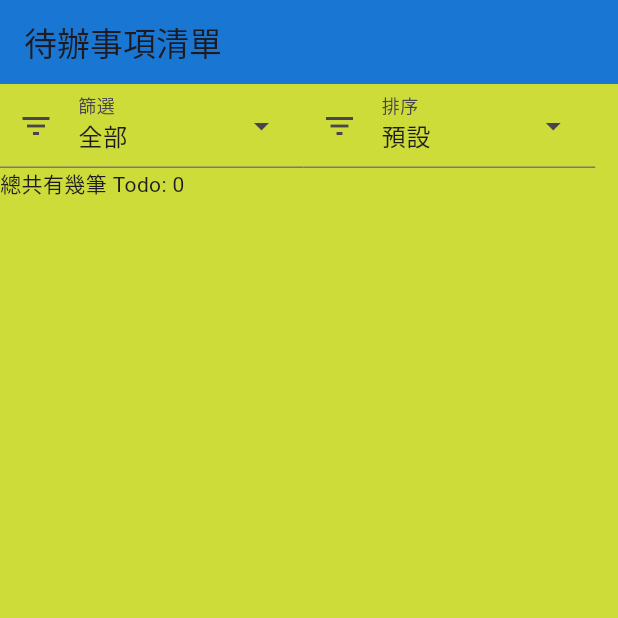
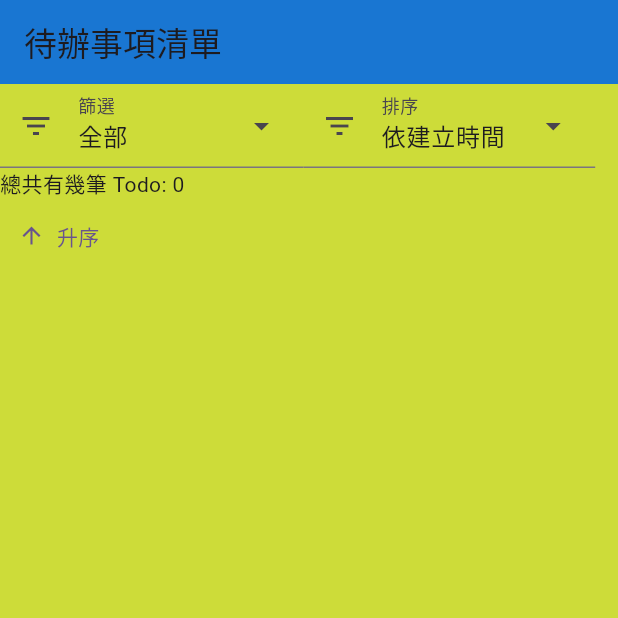
Before and after one commit to Sayoko123f/lab_flutter, a Flutter app: the screen it shows after launch, on a phone screen of 412 x 824 dp, the top half of it. Run offline on Flutter 3.47's test engine with Material 3 defaults, Android fonts, the phone set to English and light mode, and no system bars; our stand-ins replace go_router; network calls fail.

```diff
--- a/lib/ui/todo/todo.screen.dart
+++ b/lib/ui/todo/todo.screen.dart
@@ -32,11 +32,11 @@ class TodoScreen extends StatelessWidget {
                     label: const Text('篩選'),
                     dropdownMenuEntries: todoFilterDropdownMenuEntries(),
                     onSelected: (value) {
-                      todoStore.filterState = '';
+                      todoStore.filterState = value;
                     },
                   ),
                   DropdownMenu(
-                    initialSelection: TodoSortValue.none,
+                    initialSelection: TodoSortValue.createdAt,
                     inputDecorationTheme: const InputDecorationTheme(
                         disabledBorder: InputBorder.none),
                     leadingIcon: const Icon(Icons.filter_list),
@@ -50,9 +50,10 @@ class TodoScreen extends StatelessWidget {
                     onSelected: (value) {
                       todoStore.todoSortValue = value ?? TodoSortValue.none;
                     },
-                  )
+                  ),
                 ]),
                 const TodoTotalText(),
+                const ToggleSortByButton(),
                 const Expanded(child: TodoList())
               ],
             ),
@@ -135,3 +136,25 @@ class _TodoListState extends State<TodoList> {
                 TodoItem(item: store.todoShouldShow[index]),
           ));
 }
+
+class ToggleSortByButton extends StatefulWidget {
+  const ToggleSortByButton({super.key});
+
+  @override
+  State<ToggleSortByButton> createState() => _ToggleSortByButtonState();
+}
+
+class _ToggleSortByButtonState extends State<ToggleSortByButton> {
+  @override
+  Widget build(BuildContext context) => Consumer<TodoStore>(
+      builder: (context, store, child) => TextButton.icon(
+            label: Text(store.sortBy == SortBy.asc ? '升序' : '降序'),
+            icon: Icon(store.sortBy == SortBy.asc
+                ? Icons.arrow_upward
+                : Icons.arrow_downward),
+            onPressed: () {
+              store.sortBy =
+                  store.sortBy == SortBy.asc ? SortBy.desc : SortBy.asc;
+            },
+          ));
+}
--- a/lib/ui/todo/todo.store.dart
+++ b/lib/ui/todo/todo.store.dart
@@ -64,12 +64,11 @@ class TodoStore extends ChangeNotifier {
     var list = _todos
         .where((e) => filterState == null ? true : e.state == filterState)
         .toList();
-    if (todoSortValue == TodoSortValue.none) {
-      return UnmodifiableListView(list);
-    }
+
     list.sort((aa, bb) {
       var a = sortBy == SortBy.asc ? aa : bb;
       var b = sortBy == SortBy.asc ? bb : aa;
+
       return switch (todoSortValue) {
         TodoSortValue.createdAt => a.createdAt.compareTo(b.createdAt),
         TodoSortValue.updatedAt => a.updatedAt.compareTo(b.updatedAt),
@@ -96,9 +95,9 @@ final Map<String, TodoState> todoStateMap = {
 enum TodoSortValue { none, createdAt, updatedAt }
 
 final todoSortValueZh = {
-  TodoSortValue.none: '預設',
   TodoSortValue.createdAt: '依建立時間',
-  TodoSortValue.updatedAt: '依修改時間'
+  TodoSortValue.updatedAt: '依修改時間',
+  TodoSortValue.none: '不排序',
 };
 
 enum SortBy { asc, desc }
```
